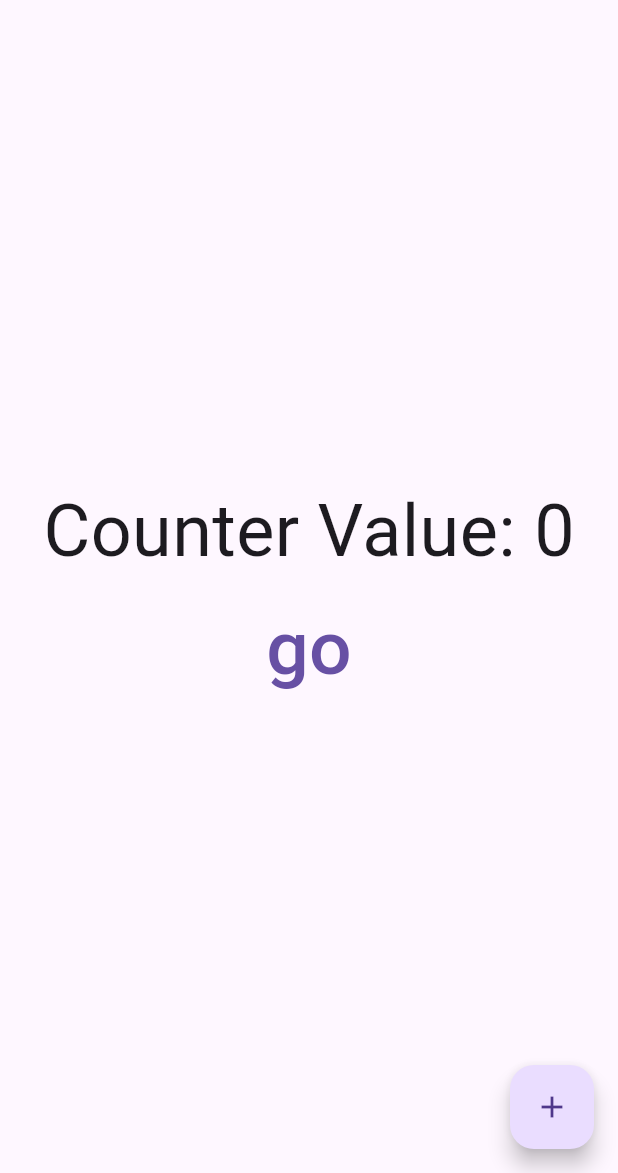
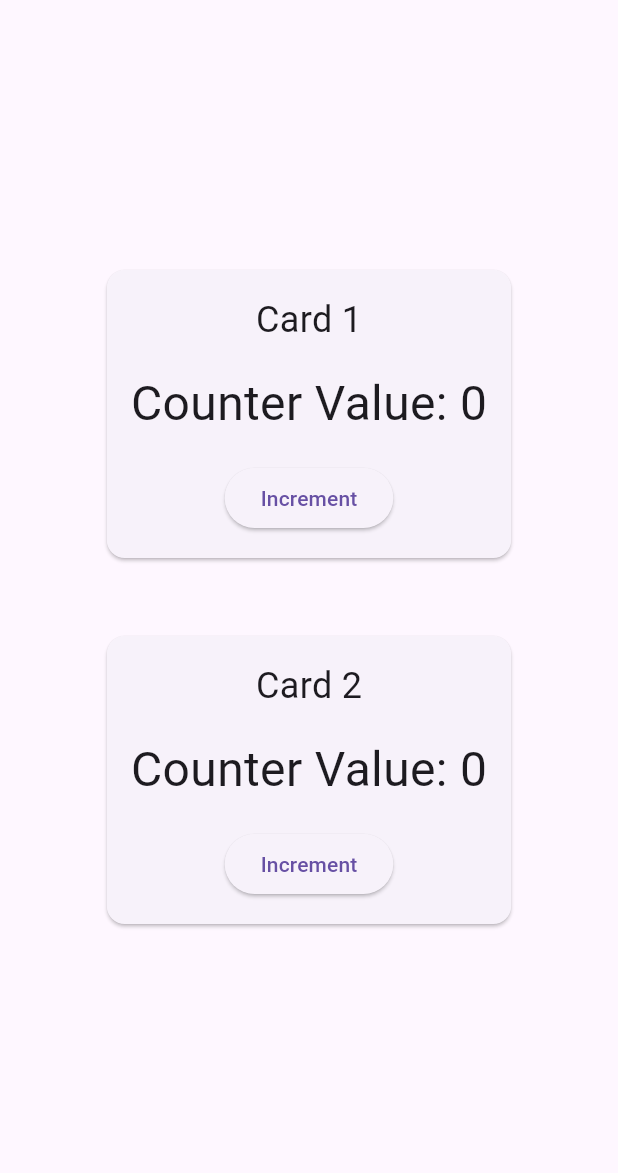
Before and after one commit to habibagamal23/cubit_counter, a Flutter app: the screen it shows after launch, on a phone screen of 412 x 824 dp, the part 63-1236 px from its top. Run offline on Flutter 3.47's test engine with Material 3 defaults, Android fonts, the phone set to English and light mode, and no system bars; our stand-ins replace bloc, flutter_bloc.

Commit message:
same cubit onther card

```diff
--- a/lib/counter_screen.dart
+++ b/lib/counter_screen.dart
@@ -1,43 +1,71 @@
 import 'package:flutter/material.dart';
 import 'package:flutter_bloc/flutter_bloc.dart';
-import 'package:state_mang/cubit/show_screen.dart';
-
 import 'cubit/counter_cubit.dart';
 
 class CounterScreen extends StatelessWidget {
   @override
   Widget build(BuildContext context) {
-var con = context.read<CounterCubit>();
-
     return Scaffold(
       appBar: AppBar(title: const Text("Cubit Counter Example")),
       body: Center(
-        child: BlocBuilder<CounterCubit, CounterState>(
-          builder: (context, state) {
-            return Column(
-              mainAxisAlignment: MainAxisAlignment.center,
-              children: [
-                Text(
-                  'Counter Value: ${ con.counter}',
-                  style: const TextStyle(fontSize: 48),
-                ),
-                TextButton(
-
-                  onPressed: () {
-                    Navigator.push(context,
-                        MaterialPageRoute(builder: (context) => ShowScreen()));
-                  },
-                  child: Text("go" ,style: TextStyle(fontSize: 50),),
-                ),
-              ],
-            );
-          },
+        child: Column(
+          mainAxisAlignment: MainAxisAlignment.center,
+          children: [
+            // Card 1 with its own CounterCubit
+            BlocProvider(
+              create: (context) => CounterCubit(),
+              child: CounterCard(title: "Card 1"),
+            ),
+            const SizedBox(height: 20),
+            // Card 2 with its own CounterCubit
+            BlocProvider(
+              create: (context) => CounterCubit(),
+              child: CounterCard(title: "Card 2"),
+            ),
+          ],
         ),
-      ),
-      floatingActionButton:  FloatingActionButton(
-        onPressed: () =>  context.read<CounterCubit>().increment(),
-        child: const Icon(Icons.add),
       ),
     );
   }
 }
+
+class CounterCard extends StatelessWidget {
+  final String title;
+
+  const CounterCard({Key? key, required this.title}) : super(key: key);
+
+  @override
+  Widget build(BuildContext context) {
+    return Card(
+      margin: const EdgeInsets.all(16.0),
+      child: Padding(
+        padding: const EdgeInsets.all(16.0),
+        child: Column(
+          mainAxisAlignment: MainAxisAlignment.center,
+          children: [
+            Text(
+              title,
+              style: const TextStyle(fontSize: 24),
+            ),
+            const SizedBox(height: 16),
+            BlocBuilder<CounterCubit, CounterState>(
+              builder: (context, state) {
+                return Text(
+                  'Counter Value: ${context.read<CounterCubit>().counter}',
+                  style: const TextStyle(fontSize: 32),
+                );
+              },
+            ),
+            const SizedBox(height: 16),
+            ElevatedButton(
+              onPressed: () {
+                context.read<CounterCubit>().increment();
+              },
+              child: const Text('Increment'),
+            ),
+          ],
+        ),
+      ),
+    );
+  }
+}
--- a/lib/main.dart
+++ b/lib/main.dart
@@ -11,15 +11,13 @@ void main() {
 class MyApp extends StatelessWidget {
   @override
   Widget build(BuildContext context) {
-    return BlocProvider(
-      create: (context) => CounterCubit(),
-      child: MaterialApp(
+    return MaterialApp(
         title: 'Cubit Counter Example',
         theme: ThemeData(
           primarySwatch: Colors.blue,
         ),
         home: CounterScreen(), // The CounterScreen is the home screen
-      ),
+
     );
   }
 }
--- a/lib/cubit/show_screen.dart
+++ b/lib/show_screen.dart
@@ -1,7 +1,7 @@
 import 'package:flutter/material.dart';
 import 'package:flutter_bloc/flutter_bloc.dart';
 
-import 'counter_cubit.dart';
+import 'cubit/counter_cubit.dart';
 
 class ShowScreen extends StatelessWidget {
   const ShowScreen({super.key});
--- /dev/null
+++ b/lib/showscrren2.dart
@@ -0,0 +1,11 @@
+
+import 'package:flutter/material.dart';
+
+class Showscrren2 extends StatelessWidget {
+  const Showscrren2({super.key});
+
+  @override
+  Widget build(BuildContext context) {
+    return const Placeholder();
+  }
+}
```
